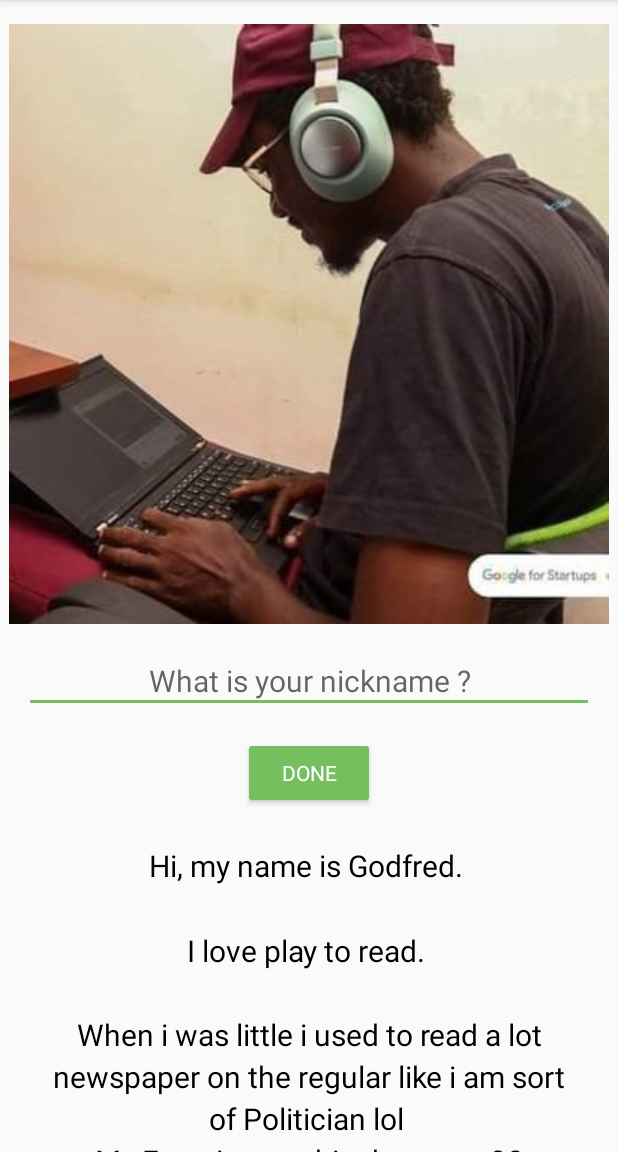
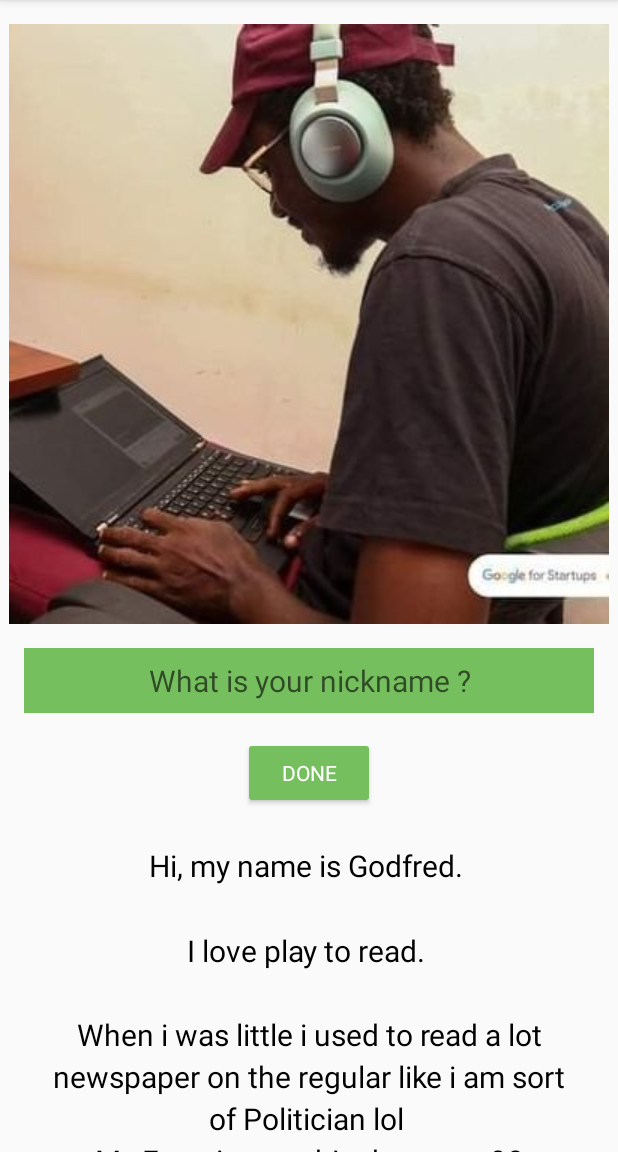
Before and after one commit to BraKoose/100DaysAndroidProjects, an Android app: the screen it shows after launch (MainActivity), on a phone screen of 412 x 824 dp, the part 84-1236 px from its top. Run offline under Robolectric (Android 15) with nearby library versions, the light colour scheme and no system bars; our stand-ins replace data binding; Roboto replaces fonts that are not available here.

Commit message:
data binding understanding complete with layout too

```diff
--- a/app/build.gradle
+++ b/app/build.gradle
@@ -29,6 +29,9 @@ android {
     kotlinOptions {
         jvmTarget = '1.8'
     }
+    buildFeatures{
+        dataBinding true
+    }
 }
 
 dependencies {
--- a/app/src/main/java/com/koose/aboutme/MainActivity.kt
+++ b/app/src/main/java/com/koose/aboutme/MainActivity.kt
@@ -8,18 +8,26 @@ import android.view.inputmethod.InputMethodManager
 import android.widget.Button
 import android.widget.EditText
 import android.widget.TextView
+import androidx.databinding.DataBindingUtil
+import com.koose.aboutme.databinding.ActivityMainBinding
 
 class MainActivity : AppCompatActivity() {
 
+    //Data Binding Var
+    private lateinit var binding: ActivityMainBinding
+    private val myName: MyName = MyName("Godfred", "Koose")
     override fun onCreate(savedInstanceState: Bundle?) {
         super.onCreate(savedInstanceState)
-        setContentView(R.layout.activity_main)
-        findViewById<Button>(R.id.done_button).setOnClickListener{
+        binding = DataBindingUtil.setContentView(this, R.layout.activity_main)
+
+        binding.myName = myName
+
+        binding.doneButton.setOnClickListener{
             addNickName(it)
         }
-        findViewById<TextView>(R.id.nickname_text).setOnClickListener {
+      /*binding.nicknameText.setOnClickListener {
             updateNickName(it)
-        }
+        }*/
     }
 
 
@@ -29,24 +37,32 @@ class MainActivity : AppCompatActivity() {
     }
 
     private fun addNickName(view: View){
-        val editText = findViewById<EditText>(R.id.nickname_edit)
-        val nickNameTextView = findViewById<TextView>(R.id.nickname_text)
-        nickNameTextView.text = editText.text
-        editText.visibility = View.GONE
-        view.visibility = View.GONE
-        nickNameTextView.visibility =View.VISIBLE
+        binding.apply {
+            myName?.nickname = nicknameEdit.text.toString()
+            invalidateAll()
+
+            nicknameEdit.visibility = View.GONE
+            doneButton.visibility = View.GONE
+            nicknameText.visibility = View.VISIBLE
+        }
         // Hide the keyboard.
         val inputMethodManager = getSystemService(Context.INPUT_METHOD_SERVICE) as InputMethodManager
         inputMethodManager.hideSoftInputFromWindow(view.windowToken, 0)
 
     }
 
-    private fun updateNickName(view: View){
-        val editText = findViewById<EditText>(R.id.nickname_edit)
-        val doneButton = findViewById<Button>(R.id.done_button)
+   /* private fun updateNickName(view: View){
+        binding.nicknameEdit.text = binding.doneButton
+        binding.doneButton
 
-        editText.visibility = View.VISIBLE
+         = View.VISIBLE
         doneButton.visibility = View.VISIBLE
         view.visibility = View.GONE
-    }
+
+        editText.requestFocus()
+
+        // Show the keyboard.
+        val imm = getSystemService(Context.INPUT_METHOD_SERVICE) as InputMethodManager
+        imm.showSoftInput(editText, 0)
+    }*/
 }
--- /dev/null
+++ b/app/src/main/java/com/koose/aboutme/MyName.kt
@@ -0,0 +1,4 @@
+package com.koose.aboutme
+
+data class MyName (var name: String=" ",
+var nickname:String = " ")
--- a/app/src/main/res/layout/activity_main.xml
+++ b/app/src/main/res/layout/activity_main.xml
@@ -1,6 +1,14 @@
 <?xml version="1.0" encoding="utf-8"?>
-<LinearLayout xmlns:android="http://schemas.android.com/apk/res/android"
-    xmlns:app="http://schemas.android.com/apk/res-auto"
+<layout xmlns:android="http://schemas.android.com/apk/res/android"
+    xmlns:app="http://schemas.android.com/apk/res-auto">
+
+    <data>
+        <variable
+            name="myName"
+            type="com.koose.aboutme.MyName" />
+    </data>
+
+    <LinearLayout
         xmlns:tools="http://schemas.android.com/tools"
         android:layout_width="match_parent"
         android:layout_height="match_parent"
@@ -30,8 +38,10 @@
                     style="@style/NameStyle"
                     android:layout_width="match_parent"
                     android:layout_height="wrap_content"
+                    android:background="@color/colorAccent"
                     android:hint="@string/nickname"
                     android:inputType="textPersonName"
+                    android:paddingBottom="@dimen/small_padding"
                     android:text=""
                     android:textAlignment="center" />
 
@@ -42,15 +52,15 @@
                     android:layout_height="wrap_content"
                     android:layout_gravity="center_horizontal"
                     android:fontFamily="@font/roboto"
-                android:text="@string/done_button"
-                android:onClick="clickHandlerFunction"/>
+                    android:onClick="clickHandlerFunction"
+                    android:text="@string/done_button" />
 
                 <TextView
                     android:id="@+id/nickname_text"
                     style="@style/NameStyle"
+                    android:text="@={myName.nickname}"
                     android:textAlignment="center"
-                android:visibility="gone"
-                android:text=""/>
+                    android:visibility="gone" />
 
                 <TextView
                     android:id="@+id/bio_text"
@@ -66,3 +76,4 @@
 
 
     </LinearLayout>
+</layout>
```
Lines whose indentation alone changed are shown as unchanged.
